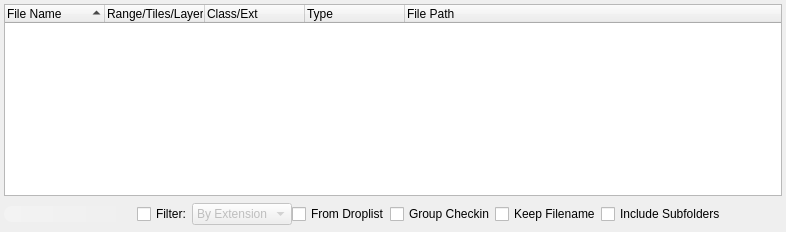
This is thlib/ui/checkin_out/ui_drop_plate.ui in listyque/TACTIC-Handler as Qt 5 draws it before an edit. The edited form follows.
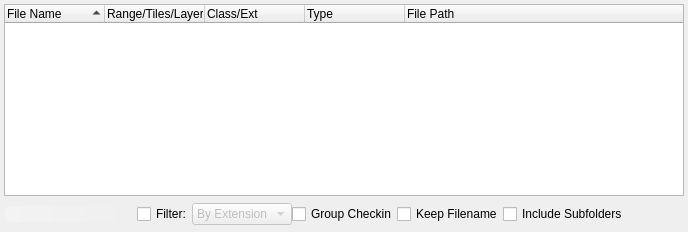
This is the edited form. Icons and pictures are not drawn.

```diff
--- a/thlib/ui/checkin_out/ui_drop_plate.ui
+++ b/thlib/ui/checkin_out/ui_drop_plate.ui
@@ -149,7 +149,7 @@
     </widget>
    </item>
    <item row="2" column="1" colspan="2">
-    <layout class="QHBoxLayout" name="expandingLayout" stretch="0,0,0,0,0,0">
+    <layout class="QHBoxLayout" name="expandingLayout" stretch="0,0,0,0,0">
      <item>
       <widget class="QCheckBox" name="enableFilterCheckBox">
        <property name="text">
@@ -177,19 +177,6 @@
        </item>
       </widget>
      </item>
-     <item>
-      <widget class="QCheckBox" name="fromDropListCheckBox">
-       <property name="sizePolicy">
-        <sizepolicy hsizetype="Preferred" vsizetype="Fixed">
-         <horstretch>0</horstretch>
-         <verstretch>0</verstretch>
-        </sizepolicy>
-       </property>
-       <property name="text">
-        <string>From Droplist</string>
-       </property>
-      </widget>
-     </item>
      <item>
       <widget class="QCheckBox" name="groupCheckinCheckBox">
        <property name="sizePolicy">
```
